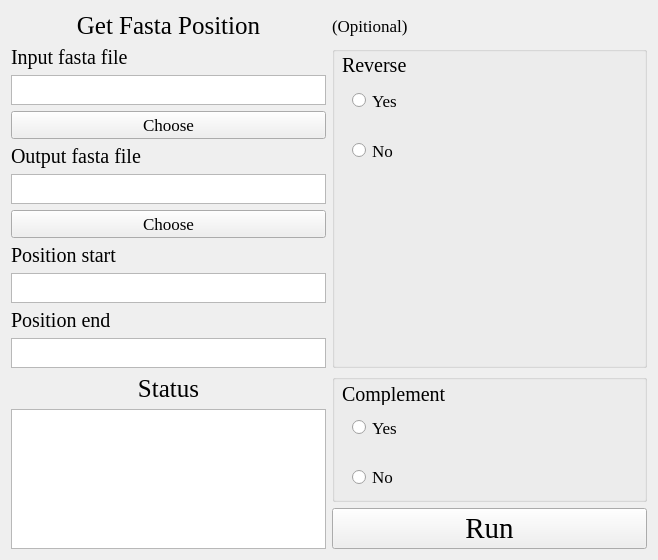
Old version of the form UI/FaPosition.ui in the repository hzaurzli/MicroWorldOmics.
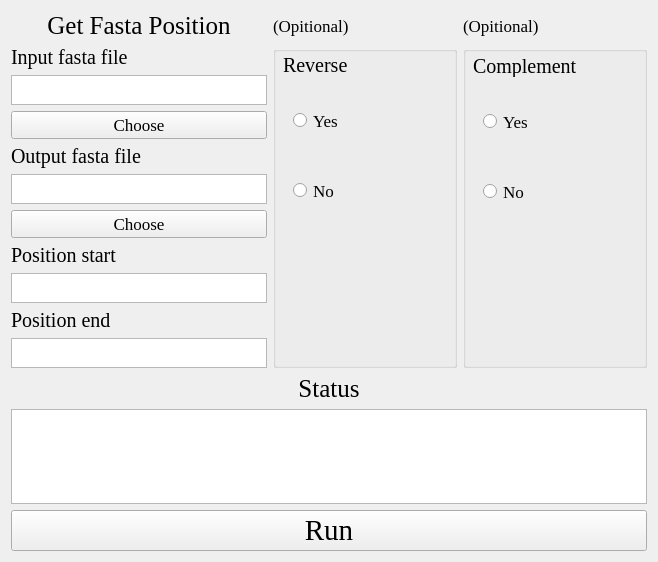
New version of the form. Icons and pictures are not drawn.

What changed in the file:
```diff
--- a/UI/FaPosition.ui
+++ b/UI/FaPosition.ui
@@ -7,7 +7,7 @@
     <x>0</x>
     <y>0</y>
     <width>658</width>
-    <height>560</height>
+    <height>562</height>
    </rect>
   </property>
   <property name="sizePolicy">
@@ -23,181 +23,10 @@
    <string notr="true">background-image: url(D:/tools/Pycharm/pyqt/logo/green_back.png);</string>
   </property>
   <layout class="QGridLayout" name="gridLayout_8">
-   <item row="3" column="1">
-    <layout class="QGridLayout" name="gridLayout_6">
-     <item row="0" column="0">
-      <widget class="QPushButton" name="pushButton">
-       <property name="font">
-        <font>
-         <family>Times New Roman</family>
-         <pointsize>22</pointsize>
-        </font>
-       </property>
-       <property name="styleSheet">
-        <string notr="true">background-image: url(D:/Documents/Desktop/white.png)</string>
-       </property>
-       <property name="text">
-        <string>Run</string>
-       </property>
-      </widget>
-     </item>
-    </layout>
-   </item>
-   <item row="1" column="1">
-    <layout class="QGridLayout" name="gridLayout_5">
-     <property name="verticalSpacing">
-      <number>0</number>
-     </property>
-     <item row="0" column="0">
-      <widget class="QGroupBox" name="groupBox">
-       <property name="sizePolicy">
-        <sizepolicy hsizetype="Expanding" vsizetype="Expanding">
-         <horstretch>0</horstretch>
-         <verstretch>0</verstretch>
-        </sizepolicy>
-       </property>
-       <property name="title">
-        <string/>
-       </property>
-       <widget class="QRadioButton" name="radioButton">
-        <property name="geometry">
-         <rect>
-          <x>20</x>
-          <y>40</y>
-          <width>151</width>
-          <height>29</height>
-         </rect>
-        </property>
-        <property name="sizePolicy">
-         <sizepolicy hsizetype="Expanding" vsizetype="Expanding">
-          <horstretch>0</horstretch>
-          <verstretch>0</verstretch>
-         </sizepolicy>
-        </property>
-        <property name="font">
-         <font>
-          <family>Times New Roman</family>
-          <pointsize>13</pointsize>
-         </font>
-        </property>
-        <property name="styleSheet">
-         <string notr="true"/>
-        </property>
-        <property name="text">
-         <string>Yes</string>
-        </property>
-        <property name="autoExclusive">
-         <bool>true</bool>
-        </property>
-       </widget>
-       <widget class="QRadioButton" name="radioButton_2">
-        <property name="geometry">
-         <rect>
-          <x>20</x>
-          <y>90</y>
-          <width>121</width>
-          <height>29</height>
-         </rect>
-        </property>
-        <property name="sizePolicy">
-         <sizepolicy hsizetype="Expanding" vsizetype="Expanding">
-          <horstretch>0</horstretch>
-          <verstretch>0</verstretch>
-         </sizepolicy>
-        </property>
-        <property name="font">
-         <font>
-          <family>Times New Roman</family>
-          <pointsize>13</pointsize>
-         </font>
-        </property>
-        <property name="styleSheet">
-         <string notr="true"/>
-        </property>
-        <property name="text">
-         <string>No</string>
-        </property>
-        <property name="autoExclusive">
-         <bool>true</bool>
-        </property>
-       </widget>
-       <widget class="QLabel" name="label_7">
-        <property name="geometry">
-         <rect>
-          <x>10</x>
-          <y>9</y>
-          <width>169</width>
-          <height>21</height>
-         </rect>
-        </property>
-        <property name="sizePolicy">
-         <sizepolicy hsizetype="Expanding" vsizetype="Expanding">
-          <horstretch>0</horstretch>
-          <verstretch>0</verstretch>
-         </sizepolicy>
-        </property>
-        <property name="maximumSize">
-         <size>
-          <width>16777215</width>
-          <height>30</height>
-         </size>
-        </property>
-        <property name="font">
-         <font>
-          <family>Times New Roman</family>
-          <pointsize>15</pointsize>
-         </font>
-        </property>
-        <property name="text">
-         <string>Reverse</string>
-        </property>
-        <property name="alignment">
-         <set>Qt::AlignLeading|Qt::AlignLeft|Qt::AlignVCenter</set>
-        </property>
-       </widget>
-      </widget>
-     </item>
-    </layout>
-   </item>
-   <item row="0" column="0">
-    <layout class="QGridLayout" name="gridLayout">
-     <property name="rightMargin">
-      <number>0</number>
-     </property>
-     <item row="0" column="0">
-      <widget class="QLabel" name="label">
-       <property name="sizePolicy">
-        <sizepolicy hsizetype="Expanding" vsizetype="MinimumExpanding">
-         <horstretch>0</horstretch>
-         <verstretch>0</verstretch>
-        </sizepolicy>
-       </property>
-       <property name="maximumSize">
-        <size>
-         <width>16777215</width>
-         <height>40</height>
-        </size>
-       </property>
-       <property name="font">
-        <font>
-         <family>Times New Roman</family>
-         <pointsize>19</pointsize>
-        </font>
-       </property>
-       <property name="text">
-        <string>Get Fasta Position</string>
-       </property>
-       <property name="alignment">
-        <set>Qt::AlignCenter</set>
-       </property>
-      </widget>
-     </item>
-    </layout>
-   </item>
-   <item row="0" column="1">
+   <item row="0" column="2">
     <layout class="QVBoxLayout" name="verticalLayout_7">
      <item>
-      <widget class="QLabel" name="label_5">
+      <widget class="QLabel" name="label_8">
        <property name="sizePolicy">
         <sizepolicy hsizetype="Expanding" vsizetype="MinimumExpanding">
          <horstretch>0</horstretch>
@@ -223,164 +52,6 @@
      </item>
     </layout>
    </item>
-   <item row="2" column="0" rowspan="2">
-    <layout class="QGridLayout" name="gridLayout_7">
-     <item row="0" column="0">
-      <widget class="QLabel" name="label_4">
-       <property name="sizePolicy">
-        <sizepolicy hsizetype="Expanding" vsizetype="MinimumExpanding">
-         <horstretch>0</horstretch>
-         <verstretch>0</verstretch>
-        </sizepolicy>
-       </property>
-       <property name="maximumSize">
-        <size>
-         <width>16777215</width>
-         <height>40</height>
-        </size>
-       </property>
-       <property name="font">
-        <font>
-         <family>Times New Roman</family>
-         <pointsize>19</pointsize>
-        </font>
-       </property>
-       <property name="text">
-        <string>Status</string>
-       </property>
-       <property name="alignment">
-        <set>Qt::AlignCenter</set>
-       </property>
-      </widget>
-     </item>
-     <item row="1" column="0">
-      <widget class="QTextBrowser" name="textBrowser">
-       <property name="sizePolicy">
-        <sizepolicy hsizetype="Expanding" vsizetype="Expanding">
-         <horstretch>0</horstretch>
-         <verstretch>0</verstretch>
-        </sizepolicy>
-       </property>
-       <property name="maximumSize">
-        <size>
-         <width>16777215</width>
-         <height>200</height>
-        </size>
-       </property>
-       <property name="styleSheet">
-        <string notr="true">background-image: url(D:/tools/Pycharm/pyqt/logo/white.png)</string>
-       </property>
-      </widget>
-     </item>
-    </layout>
-   </item>
-   <item row="2" column="1">
-    <layout class="QVBoxLayout" name="verticalLayout_5">
-     <item>
-      <widget class="QGroupBox" name="groupBox_2">
-       <property name="sizePolicy">
-        <sizepolicy hsizetype="Expanding" vsizetype="Expanding">
-         <horstretch>0</horstretch>
-         <verstretch>0</verstretch>
-        </sizepolicy>
-       </property>
-       <property name="title">
-        <string/>
-       </property>
-       <widget class="QRadioButton" name="radioButton_4">
-        <property name="geometry">
-         <rect>
-          <x>20</x>
-          <y>90</y>
-          <width>231</width>
-          <height>26</height>
-         </rect>
-        </property>
-        <property name="sizePolicy">
-         <sizepolicy hsizetype="Expanding" vsizetype="Expanding">
-          <horstretch>0</horstretch>
-          <verstretch>0</verstretch>
-         </sizepolicy>
-        </property>
-        <property name="font">
-         <font>
-          <family>Times New Roman</family>
-          <pointsize>13</pointsize>
-         </font>
-        </property>
-        <property name="styleSheet">
-         <string notr="true"/>
-        </property>
-        <property name="text">
-         <string>No</string>
-        </property>
-        <property name="autoExclusive">
-         <bool>true</bool>
-        </property>
-       </widget>
-       <widget class="QRadioButton" name="radioButton_3">
-        <property name="geometry">
-         <rect>
-          <x>20</x>
-          <y>40</y>
-          <width>161</width>
-          <height>27</height>
-         </rect>
-        </property>
-        <property name="sizePolicy">
-         <sizepolicy hsizetype="Expanding" vsizetype="Expanding">
-          <horstretch>0</horstretch>
-          <verstretch>0</verstretch>
-         </sizepolicy>
-        </property>
-        <property name="font">
-         <font>
-          <family>Times New Roman</family>
-          <pointsize>13</pointsize>
-         </font>
-        </property>
-        <property name="styleSheet">
-         <string notr="true"/>
-        </property>
-        <property name="text">
-         <string>Yes</string>
-        </property>
-        <property name="autoExclusive">
-         <bool>true</bool>
-        </property>
-       </widget>
-       <widget class="QLabel" name="label_10">
-        <property name="geometry">
-         <rect>
-          <x>10</x>
-          <y>10</y>
-          <width>241</width>
-          <height>21</height>
-         </rect>
-        </property>
-        <property name="sizePolicy">
-         <sizepolicy hsizetype="Expanding" vsizetype="Expanding">
-          <horstretch>0</horstretch>
-          <verstretch>0</verstretch>
-         </sizepolicy>
-        </property>
-        <property name="font">
-         <font>
-          <family>Times New Roman</family>
-          <pointsize>15</pointsize>
-         </font>
-        </property>
-        <property name="text">
-         <string>Complement</string>
-        </property>
-        <property name="alignment">
-         <set>Qt::AlignLeading|Qt::AlignLeft|Qt::AlignVCenter</set>
-        </property>
-       </widget>
-      </widget>
-     </item>
-    </layout>
-   </item>
    <item row="1" column="0">
     <layout class="QGridLayout" name="gridLayout_2">
      <item row="4" column="0" colspan="2">
@@ -440,7 +111,7 @@
       </widget>
      </item>
      <item row="7" column="0" colspan="2">
-      <widget class="QLabel" name="label_9">
+      <widget class="QLabel" name="label_4">
        <property name="sizePolicy">
         <sizepolicy hsizetype="Expanding" vsizetype="Preferred">
          <horstretch>0</horstretch>
@@ -469,6 +140,12 @@
      </item>
      <item row="3" column="0" colspan="2">
       <widget class="QPushButton" name="pushButton_2">
+       <property name="sizePolicy">
+        <sizepolicy hsizetype="Preferred" vsizetype="Preferred">
+         <horstretch>0</horstretch>
+         <verstretch>0</verstretch>
+        </sizepolicy>
+       </property>
        <property name="font">
         <font>
          <family>Times New Roman</family>
@@ -501,6 +178,12 @@
      </item>
      <item row="6" column="0" colspan="2">
       <widget class="QPushButton" name="pushButton_3">
+       <property name="sizePolicy">
+        <sizepolicy hsizetype="Preferred" vsizetype="Preferred">
+         <horstretch>0</horstretch>
+         <verstretch>0</verstretch>
+        </sizepolicy>
+       </property>
        <property name="font">
         <font>
          <family>Times New Roman</family>
@@ -570,7 +253,7 @@
       </widget>
      </item>
      <item row="9" column="0" colspan="2">
-      <widget class="QLabel" name="label_6">
+      <widget class="QLabel" name="label_5">
        <property name="sizePolicy">
         <sizepolicy hsizetype="Expanding" vsizetype="Preferred">
          <horstretch>0</horstretch>
@@ -596,6 +279,370 @@
      </item>
     </layout>
    </item>
+   <item row="1" column="2">
+    <layout class="QGridLayout" name="gridLayout_5">
+     <property name="verticalSpacing">
+      <number>0</number>
+     </property>
+     <item row="0" column="0">
+      <widget class="QGroupBox" name="groupBox_2">
+       <property name="sizePolicy">
+        <sizepolicy hsizetype="Expanding" vsizetype="Expanding">
+         <horstretch>0</horstretch>
+         <verstretch>0</verstretch>
+        </sizepolicy>
+       </property>
+       <property name="title">
+        <string/>
+       </property>
+       <widget class="QRadioButton" name="radioButton_4">
+        <property name="geometry">
+         <rect>
+          <x>20</x>
+          <y>130</y>
+          <width>141</width>
+          <height>31</height>
+         </rect>
+        </property>
+        <property name="sizePolicy">
+         <sizepolicy hsizetype="Expanding" vsizetype="Expanding">
+          <horstretch>0</horstretch>
+          <verstretch>0</verstretch>
+         </sizepolicy>
+        </property>
+        <property name="font">
+         <font>
+          <family>Times New Roman</family>
+          <pointsize>13</pointsize>
+         </font>
+        </property>
+        <property name="styleSheet">
+         <string notr="true"/>
+        </property>
+        <property name="text">
+         <string>No</string>
+        </property>
+        <property name="autoExclusive">
+         <bool>true</bool>
+        </property>
+       </widget>
+       <widget class="QRadioButton" name="radioButton_3">
+        <property name="geometry">
+         <rect>
+          <x>20</x>
+          <y>60</y>
+          <width>141</width>
+          <height>31</height>
+         </rect>
+        </property>
+        <property name="sizePolicy">
+         <sizepolicy hsizetype="Expanding" vsizetype="Expanding">
+          <horstretch>0</horstretch>
+          <verstretch>0</verstretch>
+         </sizepolicy>
+        </property>
+        <property name="font">
+         <font>
+          <family>Times New Roman</family>
+          <pointsize>13</pointsize>
+         </font>
+        </property>
+        <property name="styleSheet">
+         <string notr="true"/>
+        </property>
+        <property name="text">
+         <string>Yes</string>
+        </property>
+        <property name="autoExclusive">
+         <bool>true</bool>
+        </property>
+       </widget>
+       <widget class="QLabel" name="label_7">
+        <property name="geometry">
+         <rect>
+          <x>10</x>
+          <y>10</y>
+          <width>161</width>
+          <height>21</height>
+         </rect>
+        </property>
+        <property name="sizePolicy">
+         <sizepolicy hsizetype="Expanding" vsizetype="Expanding">
+          <horstretch>0</horstretch>
+          <verstretch>0</verstretch>
+         </sizepolicy>
+        </property>
+        <property name="font">
+         <font>
+          <family>Times New Roman</family>
+          <pointsize>15</pointsize>
+         </font>
+        </property>
+        <property name="text">
+         <string>Complement</string>
+        </property>
+        <property name="alignment">
+         <set>Qt::AlignLeading|Qt::AlignLeft|Qt::AlignVCenter</set>
+        </property>
+       </widget>
+      </widget>
+     </item>
+    </layout>
+   </item>
+   <item row="0" column="0">
+    <layout class="QGridLayout" name="gridLayout">
+     <property name="rightMargin">
+      <number>0</number>
+     </property>
+     <item row="0" column="0">
+      <widget class="QLabel" name="label">
+       <property name="sizePolicy">
+        <sizepolicy hsizetype="Expanding" vsizetype="MinimumExpanding">
+         <horstretch>0</horstretch>
+         <verstretch>0</verstretch>
+        </sizepolicy>
+       </property>
+       <property name="maximumSize">
+        <size>
+         <width>16777215</width>
+         <height>40</height>
+        </size>
+       </property>
+       <property name="font">
+        <font>
+         <family>Times New Roman</family>
+         <pointsize>19</pointsize>
+        </font>
+       </property>
+       <property name="text">
+        <string>Get Fasta Position</string>
+       </property>
+       <property name="alignment">
+        <set>Qt::AlignCenter</set>
+       </property>
+      </widget>
+     </item>
+    </layout>
+   </item>
+   <item row="0" column="1">
+    <layout class="QVBoxLayout" name="verticalLayout_5">
+     <item>
+      <widget class="QLabel" name="label_6">
+       <property name="sizePolicy">
+        <sizepolicy hsizetype="Expanding" vsizetype="MinimumExpanding">
+         <horstretch>0</horstretch>
+         <verstretch>0</verstretch>
+        </sizepolicy>
+       </property>
+       <property name="maximumSize">
+        <size>
+         <width>16777215</width>
+         <height>40</height>
+        </size>
+       </property>
+       <property name="font">
+        <font>
+         <family>Times New Roman</family>
+         <pointsize>13</pointsize>
+        </font>
+       </property>
+       <property name="text">
+        <string>(Opitional)</string>
+       </property>
+      </widget>
+     </item>
+    </layout>
+   </item>
+   <item row="1" column="1">
+    <layout class="QVBoxLayout" name="verticalLayout">
+     <item>
+      <widget class="QGroupBox" name="groupBox">
+       <property name="sizePolicy">
+        <sizepolicy hsizetype="Expanding" vsizetype="Expanding">
+         <horstretch>0</horstretch>
+         <verstretch>0</verstretch>
+        </sizepolicy>
+       </property>
+       <property name="title">
+        <string/>
+       </property>
+       <widget class="QRadioButton" name="radioButton">
+        <property name="geometry">
+         <rect>
+          <x>20</x>
+          <y>60</y>
+          <width>151</width>
+          <height>29</height>
+         </rect>
+        </property>
+        <property name="sizePolicy">
+         <sizepolicy hsizetype="Expanding" vsizetype="Expanding">
+          <horstretch>0</horstretch>
+          <verstretch>0</verstretch>
+         </sizepolicy>
+        </property>
+        <property name="font">
+         <font>
+          <family>Times New Roman</family>
+          <pointsize>13</pointsize>
+         </font>
+        </property>
+        <property name="styleSheet">
+         <string notr="true"/>
+        </property>
+        <property name="text">
+         <string>Yes</string>
+        </property>
+        <property name="autoExclusive">
+         <bool>true</bool>
+        </property>
+       </widget>
+       <widget class="QRadioButton" name="radioButton_2">
+        <property name="geometry">
+         <rect>
+          <x>20</x>
+          <y>130</y>
+          <width>151</width>
+          <height>29</height>
+         </rect>
+        </property>
+        <property name="sizePolicy">
+         <sizepolicy hsizetype="Expanding" vsizetype="Expanding">
+          <horstretch>0</horstretch>
+          <verstretch>0</verstretch>
+         </sizepolicy>
+        </property>
+        <property name="font">
+         <font>
+          <family>Times New Roman</family>
+          <pointsize>13</pointsize>
+         </font>
+        </property>
+        <property name="styleSheet">
+         <string notr="true"/>
+        </property>
+        <property name="text">
+         <string>No</string>
+        </property>
+        <property name="autoExclusive">
+         <bool>true</bool>
+        </property>
+       </widget>
+       <widget class="QLabel" name="label_9">
+        <property name="geometry">
+         <rect>
+          <x>10</x>
+          <y>9</y>
+          <width>161</width>
+          <height>21</height>
+         </rect>
+        </property>
+        <property name="sizePolicy">
+         <sizepolicy hsizetype="Expanding" vsizetype="Expanding">
+          <horstretch>0</horstretch>
+          <verstretch>0</verstretch>
+         </sizepolicy>
+        </property>
+        <property name="maximumSize">
+         <size>
+          <width>16777215</width>
+          <height>30</height>
+         </size>
+        </property>
+        <property name="font">
+         <font>
+          <family>Times New Roman</family>
+          <pointsize>15</pointsize>
+         </font>
+        </property>
+        <property name="text">
+         <string>Reverse</string>
+        </property>
+        <property name="alignment">
+         <set>Qt::AlignLeading|Qt::AlignLeft|Qt::AlignVCenter</set>
+        </property>
+       </widget>
+      </widget>
+     </item>
+    </layout>
+   </item>
+   <item row="2" column="0" rowspan="2" colspan="3">
+    <layout class="QGridLayout" name="gridLayout_7">
+     <item row="0" column="0">
+      <widget class="QLabel" name="label_10">
+       <property name="sizePolicy">
+        <sizepolicy hsizetype="Expanding" vsizetype="Preferred">
+         <horstretch>0</horstretch>
+         <verstretch>0</verstretch>
+        </sizepolicy>
+       </property>
+       <property name="maximumSize">
+        <size>
+         <width>16777215</width>
+         <height>40</height>
+        </size>
+       </property>
+       <property name="font">
+        <font>
+         <family>Times New Roman</family>
+         <pointsize>19</pointsize>
+        </font>
+       </property>
+       <property name="text">
+        <string>Status</string>
+       </property>
+       <property name="alignment">
+        <set>Qt::AlignCenter</set>
+       </property>
+      </widget>
+     </item>
+     <item row="2" column="0">
+      <widget class="QTextBrowser" name="textBrowser">
+       <property name="sizePolicy">
+        <sizepolicy hsizetype="Expanding" vsizetype="Expanding">
+         <horstretch>0</horstretch>
+         <verstretch>0</verstretch>
+        </sizepolicy>
+       </property>
+       <property name="maximumSize">
+        <size>
+         <width>16777215</width>
+         <height>200</height>
+        </size>
+       </property>
+       <property name="styleSheet">
+        <string notr="true">background-image: url(D:/tools/Pycharm/pyqt/logo/white.png)</string>
+       </property>
+      </widget>
+     </item>
+     <item row="3" column="0">
+      <layout class="QGridLayout" name="gridLayout_6">
+       <item row="0" column="0">
+        <widget class="QPushButton" name="pushButton">
+         <property name="sizePolicy">
+          <sizepolicy hsizetype="Preferred" vsizetype="Preferred">
+           <horstretch>0</horstretch>
+           <verstretch>0</verstretch>
+          </sizepolicy>
+         </property>
+         <property name="font">
+          <font>
+           <family>Times New Roman</family>
+           <pointsize>22</pointsize>
+          </font>
+         </property>
+         <property name="styleSheet">
+          <string notr="true">background-image: url(D:/Documents/Desktop/white.png)</string>
+         </property>
+         <property name="text">
+          <string>Run</string>
+         </property>
+        </widget>
+       </item>
+      </layout>
+     </item>
+    </layout>
+   </item>
   </layout>
  </widget>
  <resources/>
```
